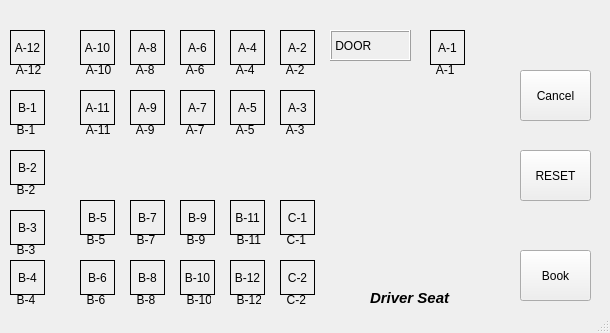
Above: seatbooking.ui from ozaishan/Project-Busbee before the change. Below: the same form after it.
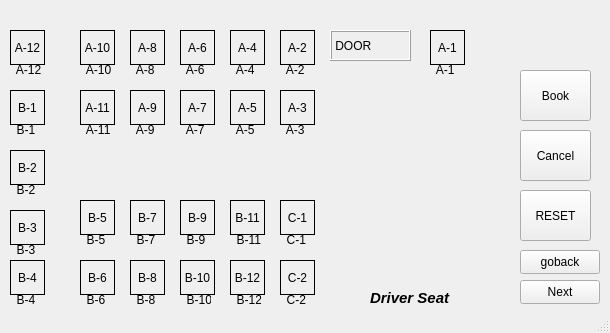
That is the form after the change. Icons and pictures are not drawn.

Patch:
```diff
--- a/seatbooking.ui
+++ b/seatbooking.ui
@@ -417,7 +417,7 @@
     <property name="geometry">
      <rect>
       <x>520</x>
-      <y>150</y>
+      <y>190</y>
       <width>71</width>
       <height>51</height>
      </rect>
@@ -449,7 +449,7 @@
     <property name="geometry">
      <rect>
       <x>520</x>
-      <y>70</y>
+      <y>130</y>
       <width>71</width>
       <height>51</height>
      </rect>
@@ -538,7 +538,7 @@
     <property name="geometry">
      <rect>
       <x>520</x>
-      <y>250</y>
+      <y>70</y>
       <width>71</width>
       <height>51</height>
      </rect>
@@ -1087,6 +1087,32 @@
      <string>     C-2</string>
     </property>
    </widget>
+   <widget class="QPushButton" name="pushButton_goback">
+    <property name="geometry">
+     <rect>
+      <x>520</x>
+      <y>250</y>
+      <width>80</width>
+      <height>24</height>
+     </rect>
+    </property>
+    <property name="text">
+     <string>goback</string>
+    </property>
+   </widget>
+   <widget class="QPushButton" name="pushButton">
+    <property name="geometry">
+     <rect>
+      <x>520</x>
+      <y>280</y>
+      <width>80</width>
+      <height>24</height>
+     </rect>
+    </property>
+    <property name="text">
+     <string>Next</string>
+    </property>
+   </widget>
   </widget>
   <widget class="QStatusBar" name="statusbar"/>
  </widget>
```
